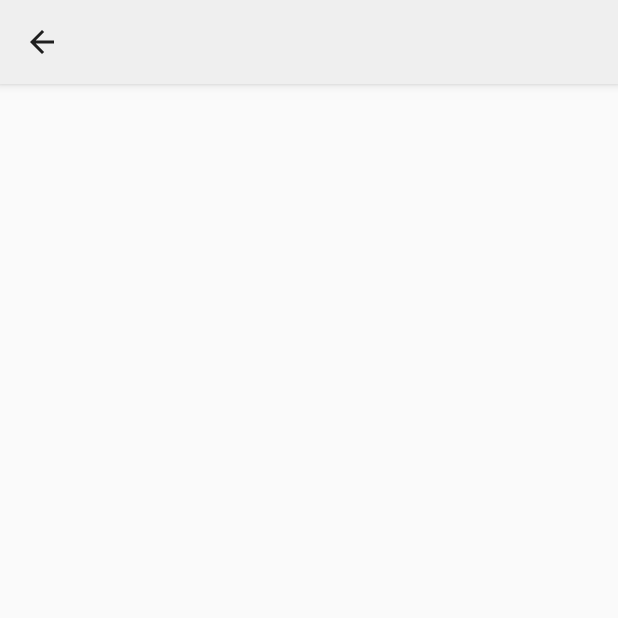
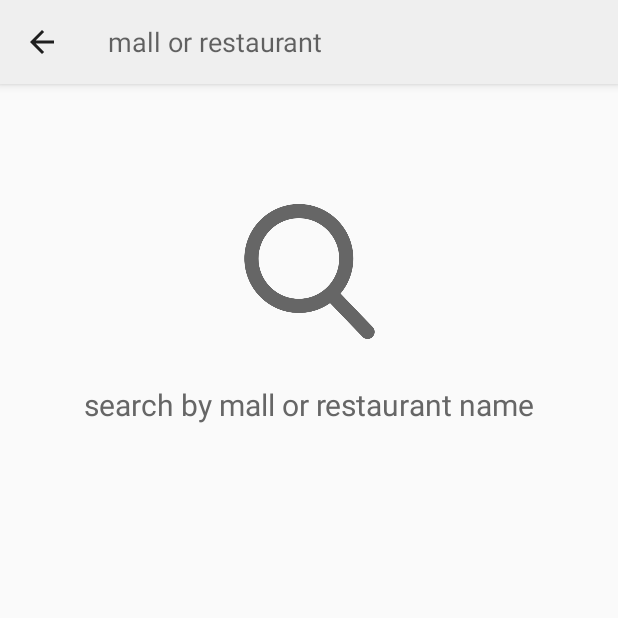
Before and after one commit to shawnlsj97/PayWhere, an Android app: the SearchActivity screen opened directly, with no data from a screen before it, on a phone screen of 412 x 824 dp, the top half of it. Before the commit the part shown is almost empty. Run offline under Robolectric (Android 15) with nearby library versions, the phone set to English and light mode, and no system bars.

Commit message:
Added SearchView to toolbar

```diff
--- a/Android App/app/build.gradle
+++ b/Android App/app/build.gradle
@@ -4,7 +4,7 @@ android {
     compileSdkVersion 28
     defaultConfig {
         applicationId "com.marshmallow.paywhere"
-        minSdkVersion 23
+        minSdkVersion 26
         targetSdkVersion 28
         versionCode 1
         versionName "1.0"
--- a/Android App/app/src/main/AndroidManifest.xml
+++ b/Android App/app/src/main/AndroidManifest.xml
@@ -11,8 +11,8 @@
         android:roundIcon="@mipmap/app_icon_round"
         android:supportsRtl="true"
         android:theme="@style/AppTheme">
-        <activity android:name=".SearchActivity"></activity>
-        <activity android:name=".Onboarding"></activity>
+        <activity android:name=".SearchActivity" />
+        <activity android:name=".Onboarding" />
         <activity
             android:name=".SplashActivity"
             android:theme="@style/SplashTheme">
--- a/Android App/app/src/main/java/com/marshmallow/paywhere/Onboarding.java
+++ b/Android App/app/src/main/java/com/marshmallow/paywhere/Onboarding.java
@@ -110,6 +110,6 @@ public class Onboarding extends AppCompatActivity {
         SharedPreferences pref = getApplicationContext().getSharedPreferences("myPrefs", MODE_PRIVATE);
         SharedPreferences.Editor editor = pref.edit();
         editor.putBoolean("isOnboardingDone", true);
-        editor.commit();
+        editor.apply();
     }
 }
--- a/Android App/app/src/main/java/com/marshmallow/paywhere/SearchActivity.java
+++ b/Android App/app/src/main/java/com/marshmallow/paywhere/SearchActivity.java
@@ -4,12 +4,14 @@ import android.content.Intent;
 import android.support.v7.app.ActionBar;
 import android.support.v7.app.AppCompatActivity;
 import android.os.Bundle;
+import android.support.v7.widget.SearchView;
 import android.support.v7.widget.Toolbar;
 import android.view.View;
 
 public class SearchActivity extends AppCompatActivity {
 
     private Toolbar toolBar;
+    private SearchView searchView;
 
     @Override
     protected void onCreate(Bundle savedInstanceState) {
@@ -28,5 +30,7 @@ public class SearchActivity extends AppCompatActivity {
                 finish();
             }
         });
-    }
+        searchView = findViewById(R.id.searchView);
+        searchView.requestFocus();
+   }
 }
--- a/Android App/app/src/main/res/layout/activity_main.xml
+++ b/Android App/app/src/main/res/layout/activity_main.xml
@@ -32,6 +32,7 @@
         android:layout_width="350dp"
         android:layout_height="50dp"
         android:layout_marginStart="8dp"
+        android:layout_marginTop="8dp"
         android:layout_marginEnd="8dp"
         android:background="@color/colorAccent"
         android:elevation="4dp"
--- a/Android App/app/src/main/res/layout/activity_onboarding.xml
+++ b/Android App/app/src/main/res/layout/activity_onboarding.xml
@@ -24,6 +24,7 @@
         android:id="@+id/dotsLayout"
         android:layout_width="match_parent"
         android:layout_height="50dp"
+        android:layout_marginTop="30dp"
         android:gravity="center"
         android:orientation="horizontal"
         app:layout_constraintEnd_toEndOf="parent"
@@ -36,6 +37,7 @@
         android:layout_width="wrap_content"
         android:layout_height="wrap_content"
         android:layout_marginStart="8dp"
+        android:layout_marginTop="10dp"
         android:layout_marginEnd="8dp"
         android:background="@drawable/get_started_btn_style"
         android:padding="10sp"
--- a/Android App/app/src/main/res/layout/activity_search.xml
+++ b/Android App/app/src/main/res/layout/activity_search.xml
@@ -14,7 +14,49 @@
         android:minHeight="?attr/actionBarSize"
         android:theme="?attr/actionBarTheme"
         android:elevation="4dp"
+        app:contentInsetLeft="0dp"
+        app:contentInsetStart="0dp"
+        app:contentInsetStartWithNavigation="0dp"
+        app:contentInsetEnd="0dp"
         app:layout_constraintEnd_toEndOf="parent"
         app:layout_constraintStart_toStartOf="parent"
-        app:layout_constraintTop_toTopOf="parent" />
+        app:layout_constraintTop_toTopOf="parent">
+        <android.support.v7.widget.SearchView
+            android:id="@+id/searchView"
+            android:layout_width="match_parent"
+            android:layout_height="wrap_content"
+            android:focusable="true"
+            android:focusedByDefault="true"
+            android:focusableInTouchMode="true"
+            app:searchIcon="@null"
+            app:iconifiedByDefault="false"
+            app:queryHint="@string/search_hint" />
+    </android.support.v7.widget.Toolbar>
+
+    <TextView
+        android:id="@+id/textView2"
+        android:layout_width="wrap_content"
+        android:layout_height="wrap_content"
+        android:layout_marginStart="8dp"
+        android:layout_marginTop="30dp"
+        android:layout_marginEnd="8dp"
+        android:text="@string/search_text"
+        android:textSize="20sp"
+        app:layout_constraintEnd_toEndOf="parent"
+        app:layout_constraintStart_toStartOf="parent"
+        app:layout_constraintTop_toBottomOf="@+id/imageView" />
+
+    <ImageView
+        android:id="@+id/imageView"
+        android:layout_width="90dp"
+        android:layout_height="90dp"
+        android:layout_marginStart="8dp"
+        android:layout_marginTop="80dp"
+        android:layout_marginEnd="8dp"
+        android:tint="@color/textColor"
+        app:layout_constraintEnd_toEndOf="parent"
+        app:layout_constraintStart_toStartOf="parent"
+        app:layout_constraintTop_toBottomOf="@+id/toolbar"
+        app:srcCompat="@drawable/search_icon" />
+
 </android.support.constraint.ConstraintLayout>
--- a/Android App/app/src/main/res/layout/slide_layout.xml
+++ b/Android App/app/src/main/res/layout/slide_layout.xml
@@ -24,13 +24,13 @@
     <TextView
         android:id="@+id/slideHeading"
         android:layout_width="315dp"
-        android:layout_height="70dp"
+        android:layout_height="wrap_content"
         android:layout_marginStart="8dp"
         android:layout_marginTop="40dp"
         android:layout_marginEnd="8dp"
         android:text="@string/onboard_message_1"
         android:textAlignment="center"
-        android:textSize="28sp"
+        android:textSize="26sp"
         app:layout_constraintEnd_toEndOf="parent"
         app:layout_constraintStart_toStartOf="parent"
         app:layout_constraintTop_toBottomOf="@+id/slideImageView" />
@@ -40,6 +40,7 @@
         android:layout_width="wrap_content"
         android:layout_height="wrap_content"
         android:layout_marginStart="8dp"
+        android:layout_marginTop="8dp"
         android:layout_marginEnd="8dp"
         android:text="@string/onboard_message_1_2"
         android:textAlignment="center"
--- a/Android App/app/src/main/res/values/strings.xml
+++ b/Android App/app/src/main/res/values/strings.xml
@@ -4,4 +4,6 @@
     <string name="onboard_message_1">Thank you for choosing PayWhere!</string>
     <string name="onboard_message_1_2">Swipe to learn how to use our app.</string>
     <string name="get_started">Get Started</string>
+    <string name="search_text">search by mall or restaurant name</string>
+    <string name="search_hint">mall or restaurant</string>
 </resources>
--- a/Android App/app/src/main/res/values/styles.xml
+++ b/Android App/app/src/main/res/values/styles.xml
@@ -10,12 +10,13 @@
         <item name="android:textColor">@color/textColor</item>
         <item name="android:statusBarColor">@color/statusBar</item>
         <item name="android:orientation">vertical</item>
+        <item name="android:textCursorDrawable">@null</item>
     </style>
 
     <style name="SplashTheme" parent="Theme.AppCompat.NoActionBar">
         <item name="android:windowBackground">@drawable/splash_screen</item>
         <item name="android:windowFullscreen">true</item>
-        <item name="android:navigationBarColor">@color/statusBar</item>
+        <item name="android:navigationBarColor">@color/white</item>
     </style>
 
 </resources>
```
Also changed, not shown: Android App/app/src/main/res/drawable/search_icon.png (added).
